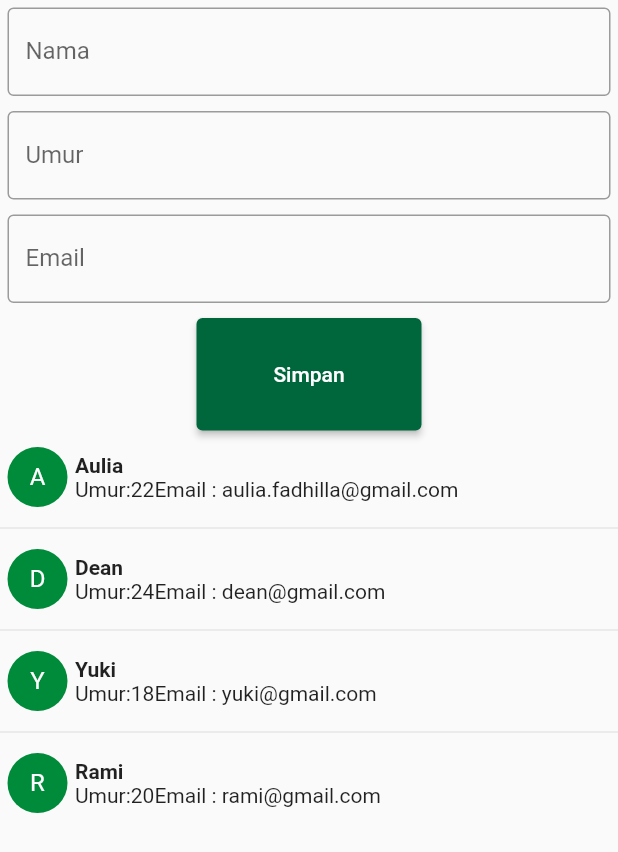
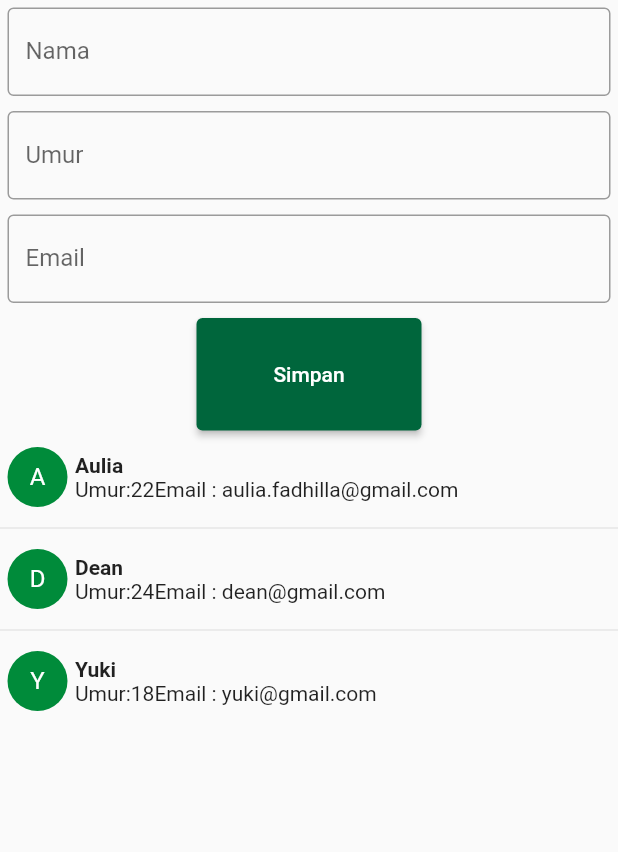
Before and after one commit to AuliaFF/ListView, a Flutter app: the screen it shows after launch, on a phone screen of 412 x 824 dp. Shown: the top 852 px of the screen. Run offline on Flutter 3.47's test engine with Material 2 defaults, Android fonts, the phone set to English and light mode, and no system bars; our stand-ins replace fluttertoast.

Commit message:
Update userlist.dart

```diff
--- a/lib/userlist.dart
+++ b/lib/userlist.dart
@@ -20,7 +20,6 @@ class _UserListState extends State<UserList> {
     UserData("Aulia", 22, "aulia.fadhilla@gmail.com"),
     UserData("Dean", 24, "dean@gmail.com"),
     UserData("Yuki", 18, "yuki@gmail.com"),
-    UserData("Rami", 20, "rami@gmail.com"),
   ];
 
 String btnSimpanText = "Simpan";
```
